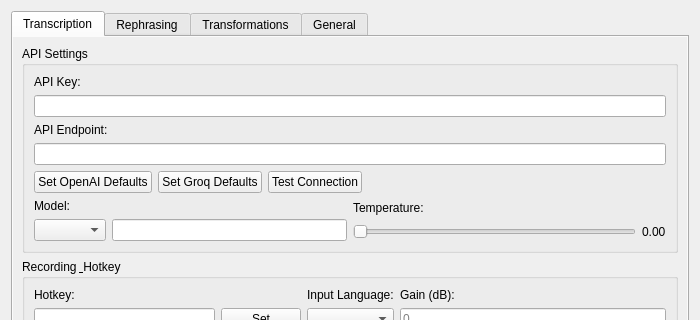
Above: app/resources/main_window.ui from bjspi/WhisperTyper before the change; both pictures show x 0 to 700 and y 0 to 320 of the 700 by 750 pixel window. Below: the same form after it.
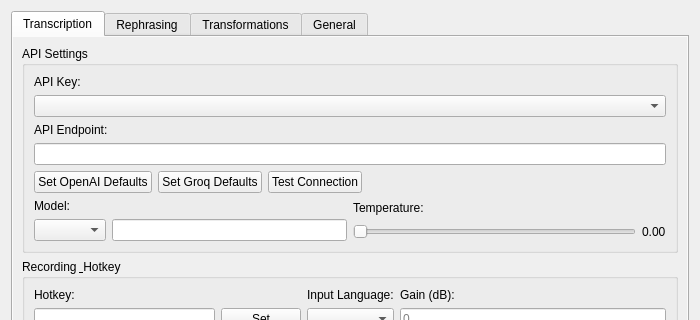
That is the form after the change.

Commit message: feat: centralize API keys and rotate Groq transcription credentials

Patch:
```diff
--- a/app/resources/main_window.ui
+++ b/app/resources/main_window.ui
@@ -74,11 +74,7 @@
            </widget>
           </item>
           <item>
-           <widget class="QLineEdit" name="api_key_input">
-            <property name="echoMode">
-             <enum>QLineEdit::Password</enum>
-            </property>
-           </widget>
+           <widget class="QComboBox" name="transcription_key_profile_selector"/>
           </item>
           <item>
            <widget class="QLabel" name="api_endpoint_label">
```
Left out of the diff: 6 changed lines with no effect on the pictures. The commit also changes 20 other files.
